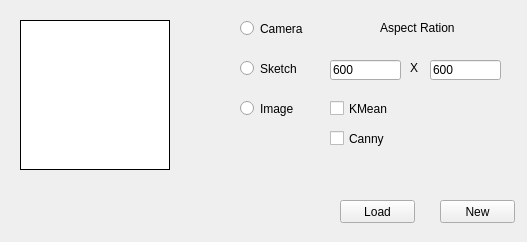
dongbu/painterRHIT, file BobRoss/StartWindow.ui: the form before one commit.
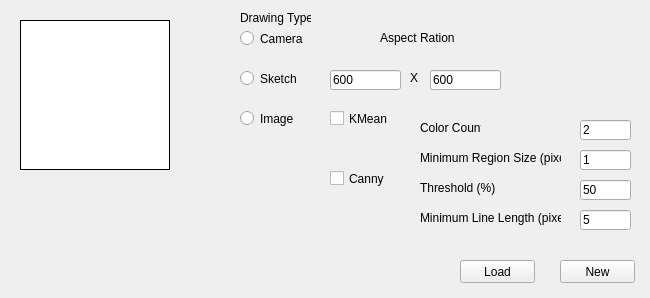
The form after the commit.

Commit message: added more options in start window

Diff of the .ui file:
```diff
--- a/BobRoss/StartWindow.ui
+++ b/BobRoss/StartWindow.ui
@@ -6,8 +6,8 @@
    <rect>
     <x>0</x>
     <y>0</y>
-    <width>527</width>
-    <height>242</height>
+    <width>650</width>
+    <height>298</height>
    </rect>
   </property>
   <property name="windowTitle">
@@ -16,8 +16,8 @@
   <widget class="QPushButton" name="newButton">
    <property name="geometry">
     <rect>
-     <x>440</x>
-     <y>200</y>
+     <x>560</x>
+     <y>260</y>
      <width>75</width>
      <height>23</height>
     </rect>
@@ -29,8 +29,8 @@
   <widget class="QPushButton" name="loadButton">
    <property name="geometry">
     <rect>
-     <x>340</x>
-     <y>200</y>
+     <x>460</x>
+     <y>260</y>
      <width>75</width>
      <height>23</height>
     </rect>
@@ -43,7 +43,7 @@
    <property name="geometry">
     <rect>
      <x>240</x>
-     <y>20</y>
+     <y>30</y>
      <width>82</width>
      <height>17</height>
     </rect>
@@ -56,7 +56,7 @@
    <property name="geometry">
     <rect>
      <x>240</x>
-     <y>60</y>
+     <y>70</y>
      <width>82</width>
      <height>17</height>
     </rect>
@@ -69,7 +69,7 @@
    <property name="geometry">
     <rect>
      <x>240</x>
-     <y>100</y>
+     <y>110</y>
      <width>82</width>
      <height>17</height>
     </rect>
@@ -82,7 +82,7 @@
    <property name="geometry">
     <rect>
      <x>330</x>
-     <y>100</y>
+     <y>110</y>
      <width>70</width>
      <height>17</height>
     </rect>
@@ -95,7 +95,7 @@
    <property name="geometry">
     <rect>
      <x>330</x>
-     <y>130</y>
+     <y>170</y>
      <width>70</width>
      <height>17</height>
     </rect>
@@ -108,7 +108,7 @@
    <property name="geometry">
     <rect>
      <x>330</x>
-     <y>60</y>
+     <y>70</y>
      <width>71</width>
      <height>20</height>
     </rect>
@@ -121,7 +121,7 @@
    <property name="geometry">
     <rect>
      <x>430</x>
-     <y>60</y>
+     <y>70</y>
      <width>71</width>
      <height>20</height>
     </rect>
@@ -134,7 +134,7 @@
    <property name="geometry">
     <rect>
      <x>410</x>
-     <y>60</y>
+     <y>70</y>
      <width>21</width>
      <height>16</height>
     </rect>
@@ -147,7 +147,7 @@
    <property name="geometry">
     <rect>
      <x>380</x>
-     <y>20</y>
+     <y>30</y>
      <width>91</width>
      <height>16</height>
     </rect>
@@ -177,6 +177,123 @@
     <enum>QFrame::Raised</enum>
    </property>
   </widget>
+  <widget class="QLabel" name="TitleLabel">
+   <property name="geometry">
+    <rect>
+     <x>240</x>
+     <y>10</y>
+     <width>71</width>
+     <height>16</height>
+    </rect>
+   </property>
+   <property name="text">
+    <string>Drawing Type</string>
+   </property>
+  </widget>
+  <widget class="QLabel" name="CCLabel">
+   <property name="geometry">
+    <rect>
+     <x>420</x>
+     <y>120</y>
+     <width>61</width>
+     <height>16</height>
+    </rect>
+   </property>
+   <property name="text">
+    <string>Color Count</string>
+   </property>
+  </widget>
+  <widget class="QLabel" name="MRSLabel">
+   <property name="geometry">
+    <rect>
+     <x>420</x>
+     <y>150</y>
+     <width>141</width>
+     <height>16</height>
+    </rect>
+   </property>
+   <property name="text">
+    <string>Minimum Region Size (pixels)</string>
+   </property>
+  </widget>
+  <widget class="QLabel" name="TLabel">
+   <property name="geometry">
+    <rect>
+     <x>420</x>
+     <y>180</y>
+     <width>81</width>
+     <height>16</height>
+    </rect>
+   </property>
+   <property name="text">
+    <string>Threshold (%)</string>
+   </property>
+  </widget>
+  <widget class="QLabel" name="MLLLabel">
+   <property name="geometry">
+    <rect>
+     <x>420</x>
+     <y>210</y>
+     <width>141</width>
+     <height>16</height>
+    </rect>
+   </property>
+   <property name="text">
+    <string>Minimum Line Length (pixels)</string>
+   </property>
+  </widget>
+  <widget class="QLineEdit" name="CCEdit">
+   <property name="geometry">
+    <rect>
+     <x>580</x>
+     <y>120</y>
+     <width>51</width>
+     <height>20</height>
+    </rect>
+   </property>
+   <property name="text">
+    <string>2</string>
+   </property>
+  </widget>
+  <widget class="QLineEdit" name="MRSEdit">
+   <property name="geometry">
+    <rect>
+     <x>580</x>
+     <y>150</y>
+     <width>51</width>
+     <height>20</height>
+    </rect>
+   </property>
+   <property name="text">
+    <string>1</string>
+   </property>
+  </widget>
+  <widget class="QLineEdit" name="TEdit">
+   <property name="geometry">
+    <rect>
+     <x>580</x>
+     <y>180</y>
+     <width>51</width>
+     <height>20</height>
+    </rect>
+   </property>
+   <property name="text">
+    <string>50</string>
+   </property>
+  </widget>
+  <widget class="QLineEdit" name="MLLEdit">
+   <property name="geometry">
+    <rect>
+     <x>580</x>
+     <y>210</y>
+     <width>51</width>
+     <height>20</height>
+    </rect>
+   </property>
+   <property name="text">
+    <string>5</string>
+   </property>
+  </widget>
  </widget>
  <resources/>
  <connections/>
```
The commit also changes 6 other files.
